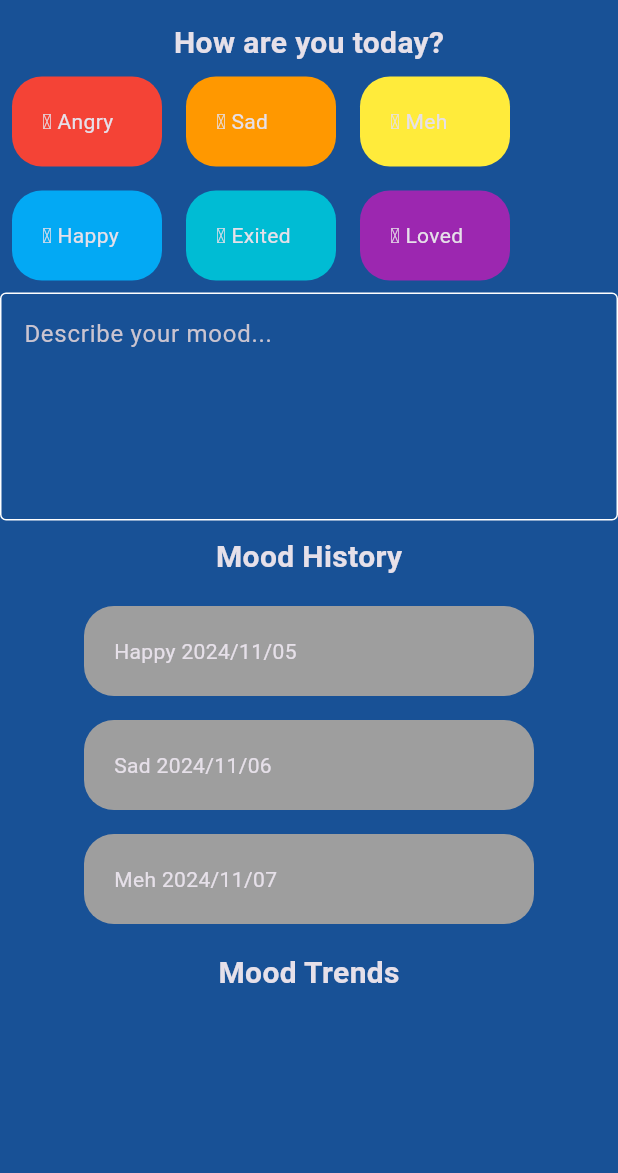
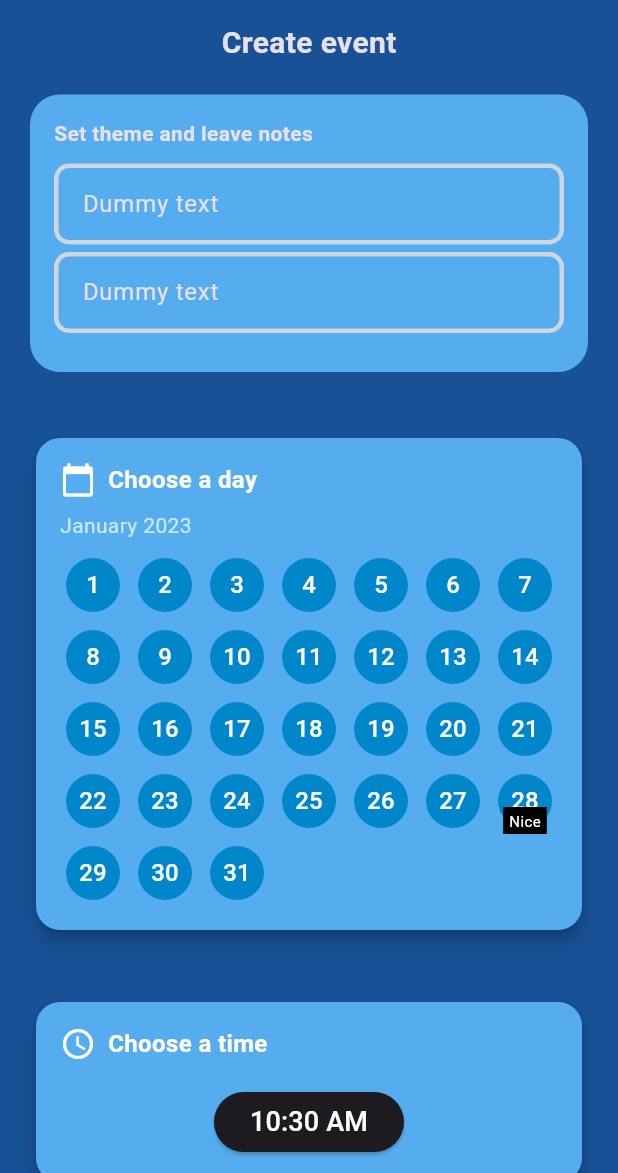
Before and after one commit to Pebber07/CalmWaves, a Flutter app: the screen it shows after launch, on a phone screen of 412 x 824 dp, the part 63-1236 px from its top. Run offline on Flutter 3.47's test engine with Material 3 defaults, Android fonts, the light colour scheme and no system bars; our stand-ins replace firebase_auth, firebase_core, flutter_svg; accounts and stored records are empty.

Commit message:
Added Calendar page with day, time widgets, extended the gradient button logic

```diff
--- a/lib/main.dart
+++ b/lib/main.dart
@@ -1,6 +1,7 @@
 // import 'package:calmwaves_app/pages/home_screen.dart';
 import 'package:calmwaves_app/firebase_options.dart';
 import 'package:calmwaves_app/pages/articles_screen.dart';
+import 'package:calmwaves_app/pages/create_event_screen.dart';
 import 'package:calmwaves_app/pages/home_screen.dart';
 import 'package:calmwaves_app/pages/journal_screen.dart';
 import 'package:calmwaves_app/pages/login_screen.dart';
@@ -30,7 +31,7 @@
       theme: ThemeData.dark().copyWith(
         scaffoldBackgroundColor: Pallete.backgroundColor,
       ),
-      home: const JournalScreen(), // StreamBuilder(
+      home: const CreateEventScreen(), // StreamBuilder(
       //   stream: FirebaseAuth.instance.authStateChanges(),
       //   builder: (context, snapshot) {
       //     if (snapshot.connectionState == ConnectionState.waiting) {
--- /dev/null
+++ b/lib/pages/create_event_screen.dart
@@ -0,0 +1,49 @@
+import "package:calmwaves_app/palette.dart";
+import "package:calmwaves_app/widgets/calendar_theme_card.dart";
+import "package:calmwaves_app/widgets/choose_day_widget.dart";
+import "package:calmwaves_app/widgets/choose_time_widget.dart";
+import "package:calmwaves_app/widgets/custom_app_bar.dart";
+import "package:calmwaves_app/widgets/gradient_button.dart";
+import "package:flutter/material.dart";
+
+class CreateEventScreen extends StatefulWidget {
+  const CreateEventScreen({super.key});
+
+  @override
+  State<CreateEventScreen> createState() => _CreateEventScreenState();
+}
+
+class _CreateEventScreenState extends State<CreateEventScreen> {
+  @override
+  Widget build(BuildContext context) {
+    return Scaffold(
+      appBar: const CustomAppBar(),
+      body: SingleChildScrollView(
+        child: Center(
+          child: Column(
+            children: [
+              const Text(
+                "Create event",
+                style: TextStyle(
+                  fontWeight: FontWeight.bold,
+                  fontSize: 20,
+                ),
+              ),
+              CalendarThemeCard(themeCaption: "Set theme and leave notes", themeDescription: "Enter theme", themeNote: "Note", backgroundColor: Pallete.gradient2, hintText: "Enter theme", controller: TextEditingController(text: "Dummy text")),
+              const ChooseDayWidget(),
+              const ChooseTimeWidget(),
+              Row(
+                children: [
+                  const SizedBox(width: 50,),
+                  GradientButton(onPressed: () {}, text: "Save date", buttonWidth: 100),
+                  const SizedBox(width: 50,),
+                  GradientButton(onPressed: () {}, text: "Save date and continue", buttonWidth: 100),
+                ],
+              ),
+            ],
+          ),
+        ),
+      ),
+    );
+  }
+}
--- a/lib/pages/login_screen.dart
+++ b/lib/pages/login_screen.dart
@@ -96,6 +96,7 @@ class _LoginScreenState extends State<LoginScreen> {
                 height: 20,
               ),
               GradientButton(
+                buttonWidth: double.infinity,
                 text: "Log In",
                 onPressed: () async {
                   await loginUserWithEmailAndPassword();
--- a/lib/pages/register_screen.dart
+++ b/lib/pages/register_screen.dart
@@ -98,6 +98,7 @@ class _RegisterScreenState extends State<RegisterScreen> {
                   height: 15,
                 ),
                 GradientButton(
+                  buttonWidth: double.infinity,
                   text: "Register",
                   onPressed: () async {
                     createUserWithEmailAndPassword();
--- a/lib/pages/starter_screen.dart
+++ b/lib/pages/starter_screen.dart
@@ -39,6 +39,7 @@ class StarterScreen extends StatelessWidget {
                 height: 40,
               ),
               GradientButton(
+                buttonWidth: double.infinity,
                 text: "Get Started",
                 onPressed: () {},
               ),
--- a/lib/pages/welcome_screen.dart
+++ b/lib/pages/welcome_screen.dart
@@ -1,6 +1,6 @@
 import "dart:convert";
 
-import "package:calmwaves_app/widgets/card.dart";
+import "package:calmwaves_app/widgets/features_card.dart";
 import "package:calmwaves_app/widgets/feature.dart";
 import "package:calmwaves_app/widgets/gradient_button.dart";
 import "package:flutter/material.dart";
@@ -40,6 +40,7 @@ class WelcomeScreen extends StatelessWidget {
                 height: 60,
               ),
               GradientButton(
+                buttonWidth: double.infinity,
                 text: "Next", // It would be nice in the footer
                 onPressed: () {},
               ),
--- /dev/null
+++ b/lib/widgets/calendar_theme_card.dart
@@ -0,0 +1,91 @@
+import "package:calmwaves_app/palette.dart";
+import "package:flutter/material.dart";
+
+class CalendarThemeCard extends StatelessWidget {
+  final String themeCaption;
+  final String themeDescription;
+  final String themeNote;
+  final Color backgroundColor;
+  final String hintText;
+  final TextEditingController controller;
+  const CalendarThemeCard(
+      {super.key,
+      required this.themeCaption,
+      required this.themeDescription,
+      required this.themeNote,
+      required this.backgroundColor,
+      required this.hintText,
+      required this.controller});
+
+  @override
+  Widget build(BuildContext context) {
+    return Container(
+      margin: const EdgeInsets.all(20.0),
+      padding: const EdgeInsets.all(16.0),
+      decoration: BoxDecoration(
+        color: backgroundColor,
+        borderRadius: BorderRadius.circular(20),
+      ),
+      child: Column(
+        crossAxisAlignment: CrossAxisAlignment.start,
+        children: [
+          Text(
+            themeCaption,
+            style: const TextStyle(fontWeight: FontWeight.bold),
+          ),
+          const SizedBox(
+            height: 10,
+          ),
+          TextFormField(
+            controller: controller,
+            decoration: InputDecoration(
+              contentPadding: const EdgeInsets.all(15),
+              enabledBorder: OutlineInputBorder(
+                borderSide: const BorderSide(
+                  color: Pallete.borderColor,
+                  width: 3,
+                ),
+                borderRadius: BorderRadius.circular(10),
+              ),
+              focusedBorder: OutlineInputBorder(
+                borderSide: const BorderSide(
+                  color: Pallete.gradient2,
+                  width: 3,
+                ),
+                borderRadius: BorderRadius.circular(10),
+              ),
+              hintText: hintText,
+            ),
+          ),
+          const SizedBox(
+            height: 5,
+          ),
+          TextFormField(
+            controller: controller,
+            decoration: InputDecoration(
+              contentPadding: const EdgeInsets.all(15),
+              enabledBorder: OutlineInputBorder(
+                borderSide: const BorderSide(
+                  color: Pallete.borderColor,
+                  width: 3,
+                ),
+                borderRadius: BorderRadius.circular(10),
+              ),
+              focusedBorder: OutlineInputBorder(
+                borderSide: const BorderSide(
+                  color: Pallete.gradient2,
+                  width: 3,
+                ),
+                borderRadius: BorderRadius.circular(10),
+              ),
+              hintText: hintText,
+            ),
+          ),
+          const SizedBox(
+            height: 10,
+          ),
+        ],
+      ),
+    );
+  }
+}
--- /dev/null
+++ b/lib/widgets/choose_day_widget.dart
@@ -0,0 +1,90 @@
+import 'package:calmwaves_app/palette.dart';
+import 'package:flutter/material.dart';
+
+class ChooseDayWidget extends StatelessWidget {
+  const ChooseDayWidget({
+    super.key,
+  });
+
+  @override
+  Widget build(BuildContext context) {
+    return Container(
+      margin: const EdgeInsets.all(10),
+      padding: const EdgeInsets.all(10),
+      child: Card(
+        color: Pallete.gradient2,
+        shape: RoundedRectangleBorder(
+          borderRadius: BorderRadius.circular(16),
+        ),
+        elevation: 4,
+        child: Padding(
+          padding: const EdgeInsets.all(16.0),
+          child: Column(
+            crossAxisAlignment: CrossAxisAlignment.start,
+            children: [
+              const Row(
+                children: [
+                  Icon(Icons.calendar_today, color: Colors.white),
+                  SizedBox(width: 8),
+                  Text(
+                    "Choose a day",
+                    style: TextStyle(
+                        color: Colors.white,
+                        fontSize: 16,
+                        fontWeight: FontWeight.bold),
+                  ),
+                ],
+              ),
+              const SizedBox(height: 8),
+              const Text(
+                "January 2023",
+                style: TextStyle(color: Colors.white70),
+              ),
+              const SizedBox(height: 8),
+              GridView.builder(
+                shrinkWrap: true,
+                physics: const NeverScrollableScrollPhysics(),
+                gridDelegate: const SliverGridDelegateWithFixedCrossAxisCount(
+                  crossAxisCount: 7,
+                  mainAxisSpacing: 4,
+                  crossAxisSpacing: 4,
+                ),
+                itemCount: 31,
+                itemBuilder: (context, index) {
+                  bool isUpgradeDay =
+                      index == 27;
+                  return Stack(
+                    alignment: Alignment.center,
+                    children: [
+                      CircleAvatar(
+                        radius: 18,
+                        backgroundColor: Pallete.gradient1,
+                        child: Text(
+                          "${index + 1}",
+                          style: const TextStyle(color: Colors.white),
+                        ),
+                      ),
+                      if (isUpgradeDay)
+                        Positioned(
+                          bottom: 0,
+                          child: Container(
+                            color: Colors.black,
+                            padding: const EdgeInsets.symmetric(
+                                horizontal: 4, vertical: 2),
+                            child: const Text(
+                              "Nice",
+                              style: TextStyle(color: Colors.white, fontSize: 10),
+                            ),
+                          ),
+                        ),
+                    ],
+                  );
+                },
+              ),
+            ],
+          ),
+        ),
+      ),
+    );
+  }
+}
--- /dev/null
+++ b/lib/widgets/choose_time_widget.dart
@@ -0,0 +1,80 @@
+import 'package:calmwaves_app/palette.dart';
+import 'package:flutter/material.dart';
+
+class ChooseTimeWidget extends StatefulWidget {
+  const ChooseTimeWidget({super.key});
+
+  @override
+  State<ChooseTimeWidget> createState() => _ChooseTimeWidgetState();
+}
+
+class _ChooseTimeWidgetState extends State<ChooseTimeWidget> {
+  TimeOfDay selectedTime = TimeOfDay.now();
+
+  Future<void> _selectTime(BuildContext context) async {
+    final TimeOfDay? picked = await showTimePicker(
+      context: context,
+      initialTime: selectedTime,
+      builder: (BuildContext context, Widget? child) {
+        return Theme(
+          data: ThemeData.light(), // Adjust the theme as needed
+          child: child!,
+        );
+      },
+    );
+    if (picked != null && picked != selectedTime) {
+      setState(() {
+        selectedTime = picked;
+      });
+    }
+  }
+
+  @override
+  Widget build(BuildContext context) {
+    return Container(
+      margin: const EdgeInsets.all(10),
+      padding: const EdgeInsets.all(10),
+      child: Card(
+        color: Pallete.gradient2,
+        shape: RoundedRectangleBorder(
+          borderRadius: BorderRadius.circular(16),
+        ),
+        elevation: 4,
+        child: Padding(
+          padding: const EdgeInsets.all(16.0),
+          child: Column(
+            crossAxisAlignment: CrossAxisAlignment.start,
+            children: [
+              const Row(
+                children: [
+                  Icon(Icons.access_time, color: Colors.white),
+                  SizedBox(width: 8),
+                  Text(
+                    "Choose a time",
+                    style: TextStyle(
+                        color: Colors.white,
+                        fontSize: 16,
+                        fontWeight: FontWeight.bold),
+                  ),
+                ],
+              ),
+              const SizedBox(height: 16),
+              Center(
+                child: ElevatedButton(
+                  onPressed: () => _selectTime(context),
+                  style: ElevatedButton.styleFrom(
+                      // Todo
+                      ),
+                  child: Text(
+                    selectedTime.format(context),
+                    style: const TextStyle(color: Colors.white, fontSize: 18),
+                  ),
+                ),
+              ),
+            ],
+          ),
+        ),
+      ),
+    );
+  }
+}
--- a/lib/widgets/gradient_button.dart
+++ b/lib/widgets/gradient_button.dart
@@ -4,11 +4,13 @@ import "package:calmwaves_app/palette.dart";
 class GradientButton extends StatelessWidget {
   final VoidCallback onPressed;
   final String text;
-  const GradientButton({super.key, required this.onPressed, required this.text});
+  final double buttonWidth;
+  const GradientButton({super.key, required this.onPressed, required this.text, required this.buttonWidth});
 
   @override
   Widget build(BuildContext context) {
     return Container(
+      width: buttonWidth,
       decoration: BoxDecoration(
         gradient: const LinearGradient(colors: [
           Pallete.gradient1,
```
Also changed, not shown: lib/widgets/features_card.dart (renamed from lib/widgets/card.dart).
